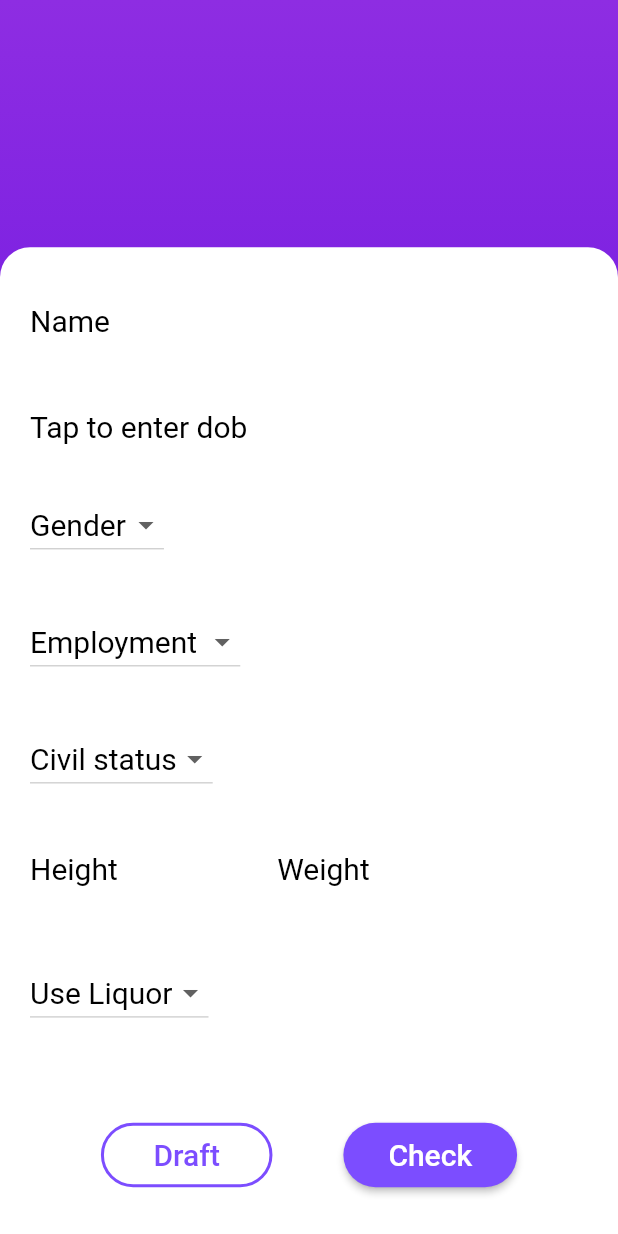
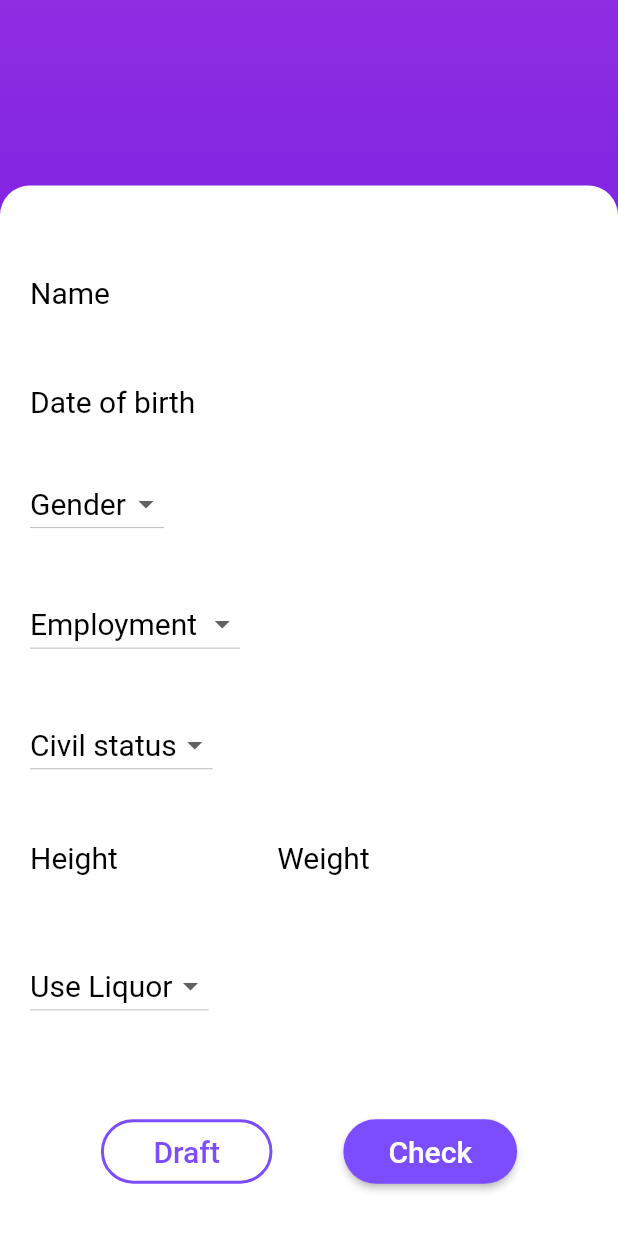
Before and after one commit to MalakaDeSilva/In-5-Years, a Flutter app: the InputDetails widget shown alone on an empty page, opened directly, on a phone screen of 412 x 824 dp. Run offline on Flutter 3.47's test engine with Material 2 defaults, Android fonts, the light colour scheme and no system bars; our stand-ins replace avatar_glow, cloud_firestore, firebase_auth, flutter_spinkit, google_sign_in; missing offline and left inert: flutter_facebook_login, rect_getter; accounts and stored records are empty; network calls fail.

Commit message:
input details

```diff
--- a/lib/input_det.dart
+++ b/lib/input_det.dart
@@ -15,8 +15,7 @@ class _InputDetailsState extends State<InputDetails> {
   Firestore firestore = Firestore.instance;
   final _formKey = GlobalKey<FormState>();
   DateTime selectedDate = DateTime.now();
-  String dob,
-      _gender,
+  String _gender,
       _employment,
       _civilstat,
       _liquor,
@@ -26,7 +25,6 @@ class _InputDetailsState extends State<InputDetails> {
 
   @override
   void initState() {
-    dob = "Tap to enter dob";
 
     super.initState();
   }
@@ -67,8 +65,8 @@ class _InputDetailsState extends State<InputDetails> {
               color: Colors.white,
             ),
             margin:
-                EdgeInsets.only(top: MediaQuery.of(context).size.height * 0.2),
-            padding: EdgeInsets.only(left: 20, right: 20),
+                EdgeInsets.only(top: MediaQuery.of(context).size.height * 0.15),
+            padding: EdgeInsets.only(left: 20, right: 20,top: 20),
             child: Form(
               key: _formKey,
               child: Column(
@@ -87,7 +85,7 @@ class _InputDetailsState extends State<InputDetails> {
                   InkWell(
                     onTap: () => _selectDate(context),
                     child: Text(
-                      dob,
+                      "Date of birth",
                       style: TextStyle(
                         color: Colors.black,
                         fontSize: 20.0,
```
